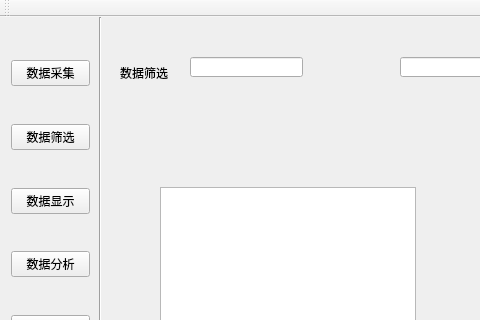
Old version of the form mainwindow.ui in the repository code6levels/FaultDetection; both pictures show x 0 to 480 and y 0 to 320 of the 703 by 487 pixel window.
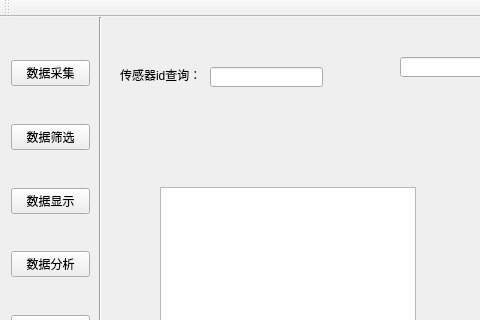
New version of the form.

Commit message: 更新主界面

What changed in the file:
```diff
--- a/mainwindow.ui
+++ b/mainwindow.ui
@@ -214,12 +214,12 @@
         <rect>
          <x>20</x>
          <y>50</y>
-         <width>54</width>
-         <height>12</height>
+         <width>81</width>
+         <height>16</height>
         </rect>
        </property>
        <property name="text">
-        <string>数据筛选</string>
+        <string>传感器id查询：</string>
        </property>
       </widget>
       <widget class="QTableView" name="tableView">
@@ -235,8 +235,8 @@
       <widget class="QLineEdit" name="lineEdit">
        <property name="geometry">
         <rect>
-         <x>90</x>
-         <y>40</y>
+         <x>110</x>
+         <y>50</y>
          <width>113</width>
          <height>20</height>
         </rect>
```
